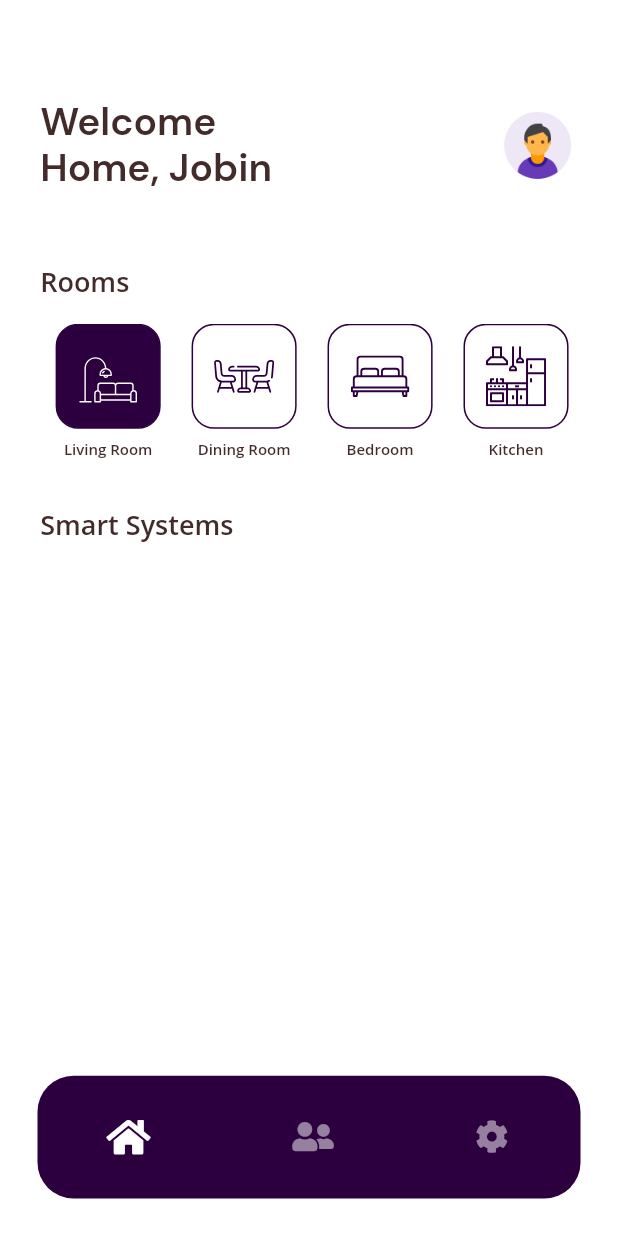
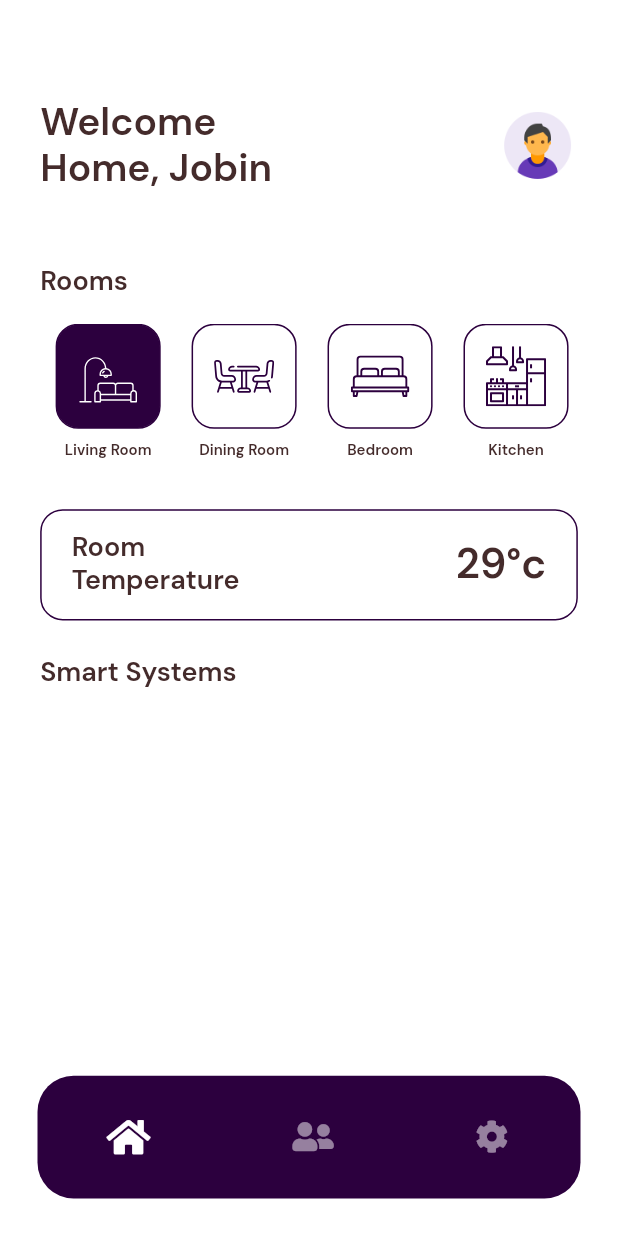
Before and after one commit to JobinBiju/Home-Fi, a Flutter app: the screen it shows after launch, on a phone screen of 412 x 824 dp. Run offline on Flutter 3.47's test engine with Material 2 defaults, Android fonts, the phone set to English and light mode, and no system bars; our stand-ins replace flutter_svg, font_awesome_flutter, get, google_fonts, lottie.

Commit message:
Added room temperature

```diff
--- a/lib/app/modules/home/views/dashboard_view.dart
+++ b/lib/app/modules/home/views/dashboard_view.dart
@@ -78,6 +78,37 @@ class DashboardView extends GetView<HomeController> {
             },
           ),
           SizedBox(height: size.height * 0.03),
+          Container(
+            height: Get.height * 0.09,
+            padding: EdgeInsets.symmetric(horizontal: 20, vertical: 10),
+            decoration: BoxDecoration(
+              borderRadius: BorderRadius.circular(15),
+              color: Theme.of(context).scaffoldBackgroundColor,
+              border: Border.all(
+                color: Theme.of(context).primaryColor,
+                width: 1,
+              ),
+            ),
+            child: Row(
+              mainAxisAlignment: MainAxisAlignment.spaceBetween,
+              children: [
+                Text(
+                  'Room\nTemperature',
+                  style: kSub2HeadTextStyle.copyWith(
+                    color: Theme.of(context).primaryColorDark,
+                  ),
+                ),
+                Text(
+                  '29°c',
+                  style: kSub2HeadTextStyle.copyWith(
+                    color: Theme.of(context).primaryColorDark,
+                    fontSize: 28,
+                  ),
+                ),
+              ],
+            ),
+          ),
+          SizedBox(height: size.height * 0.03),
           Text(
             'Smart Systems',
             style: kSub2HeadTextStyle.copyWith(
```
Also changed, not shown: lib/app/theme/text_theme.dart (+5 -5 lines).
